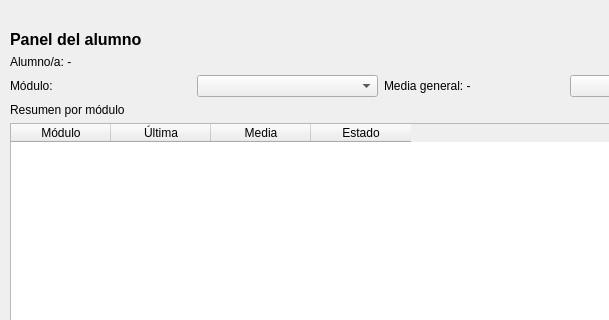
This is ui/student-view.ui in ValkoinenKissa/PySide6-SQLAlchemy-StudentGrades as Qt 5 draws it before an edit; both pictures show x 0 to 609 and y 0 to 320 of the 780 by 652 pixel window. The edited form follows.
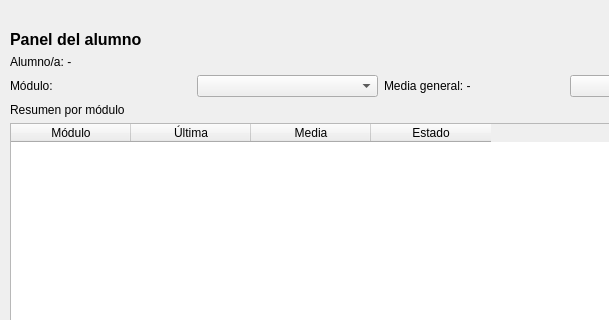
This is the edited form.

What changed in the file:
```diff
--- a/ui/student-view.ui
+++ b/ui/student-view.ui
@@ -104,6 +104,9 @@
       <property name="columnCount">
        <number>4</number>
       </property>
+      <attribute name="horizontalHeaderMinimumSectionSize">
+       <number>120</number>
+      </attribute>
       <column>
        <property name="text">
         <string>Módulo</string>
```
Left out of the diff: 24 changed lines with no effect on the pictures.
